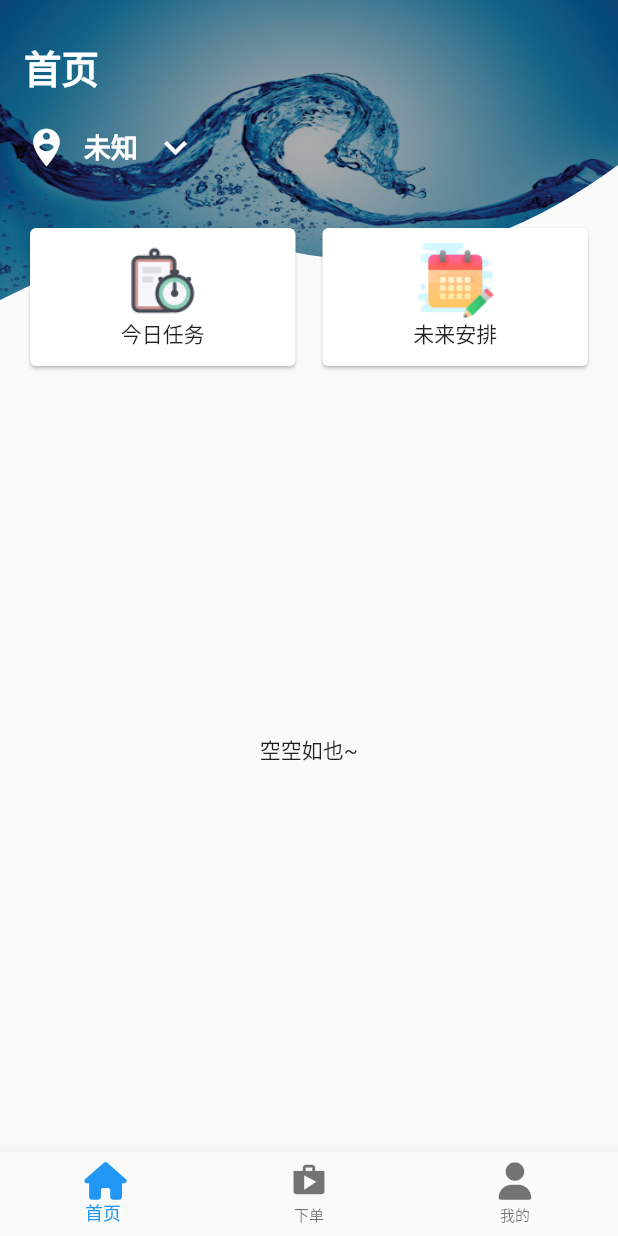
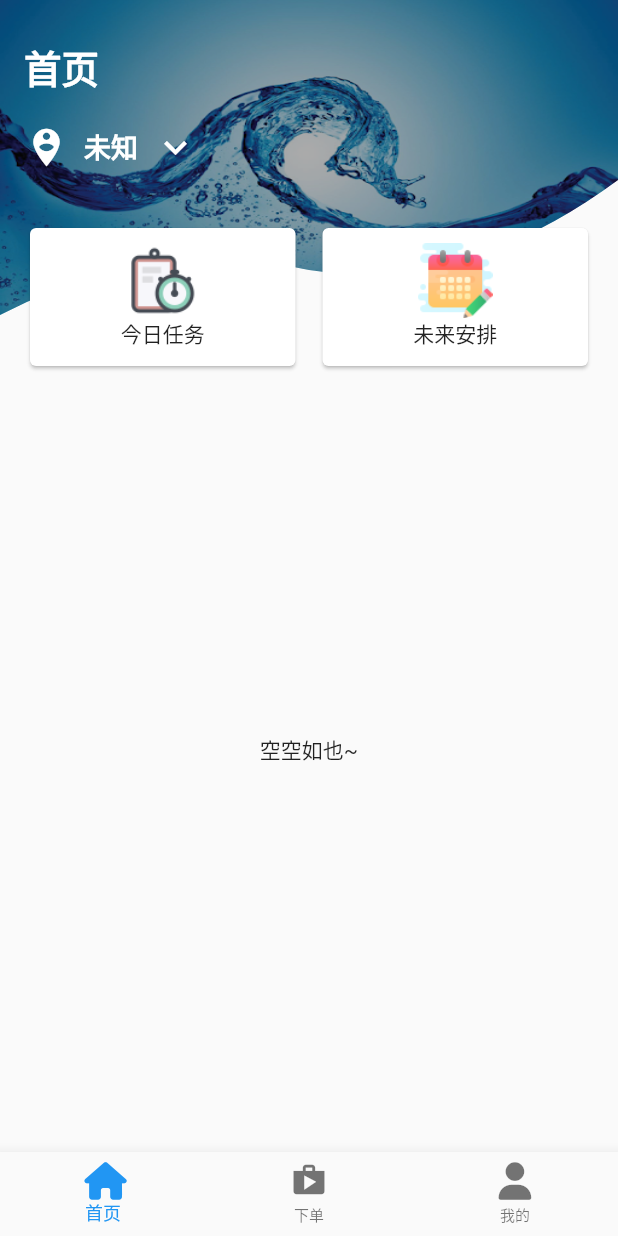
Before and after one commit to ming2d941/clean-chuanglian, a Flutter app: the screen it shows after launch, on a phone screen of 412 x 824 dp. Run offline on Flutter 3.47's test engine with Material 2 defaults, Android fonts, the phone set to English and light mode, and no system bars; our stand-ins replace expandable, flutter_icons, flutter_rating_bar, fluttertoast, screenshot, shared_preferences and 1 more; missing offline and left inert: appspector, esys_flutter_share, flutter_signature_view; accounts and stored records are empty; statements that could not run were skipped.

```diff
--- a/lib/page/home_page.dart
+++ b/lib/page/home_page.dart
@@ -34,7 +34,7 @@ class _HomePageState extends State<HomePage> {
             clipper: WaveClipper(),
             child: Container(
               width: _width,
-              height: 200,
+              height: 210,
               child: Stack(
                 children: <Widget>[
                   Image.asset('assets/images/clean_water.png',
--- a/pubspec.yaml
+++ b/pubspec.yaml
@@ -40,6 +40,7 @@ dependencies:
   screenshot: ^0.1.1
   shared_preferences: ^0.5.6+1
   flutter_rating_bar: ^3.0.1+1
+  permission_handler: ^4.2.0+hotfix.3
 #  address_picker: ^0.0.1
 #  flutter_jd_address_selector:
 #    git:
```
Also changed, not shown: 4 other files.
